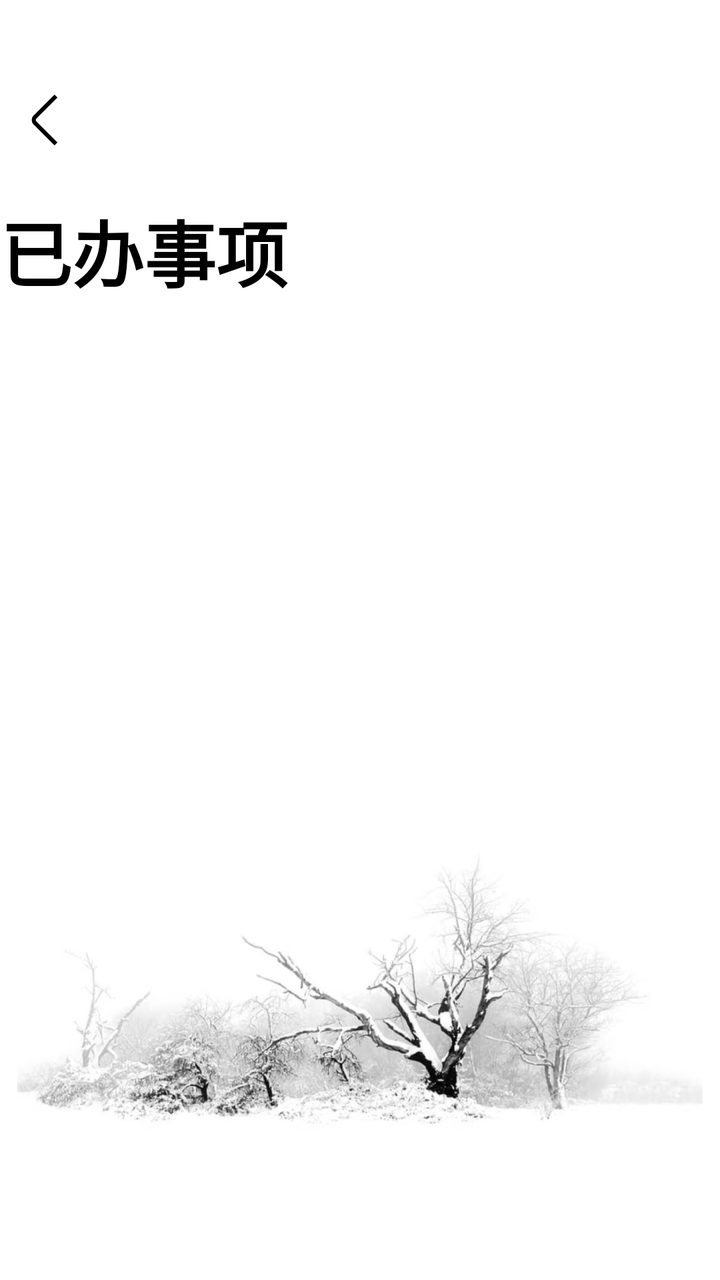
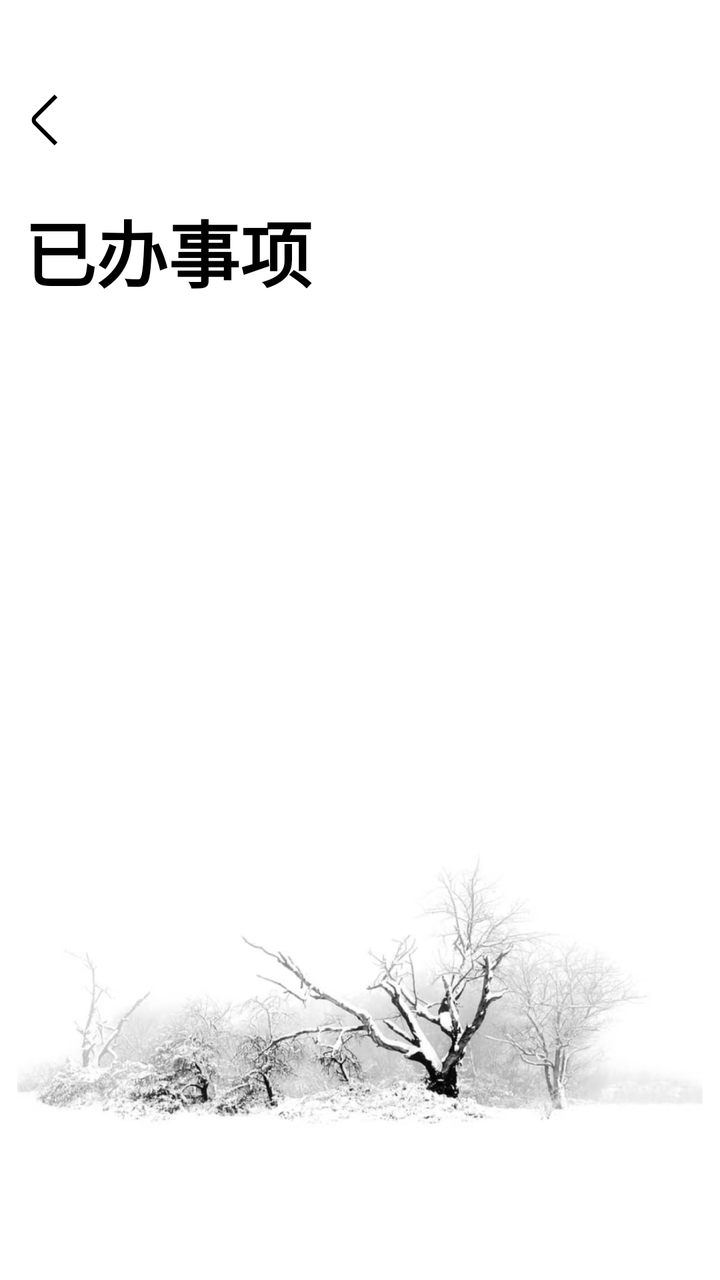

Two renders of the same Android screen: before a commit and after it. Below are the layout's source before the change and the commit's diff.
<!-- AndroidManifest.xml: application theme Theme.AppCompat.Light.NoActionBar -->
<!-- res/layout/activity_done.xml -->
<?xml version="1.0" encoding="utf-8"?>
<androidx.constraintlayout.widget.ConstraintLayout
    xmlns:android="http://schemas.android.com/apk/res/android"
    xmlns:app="http://schemas.android.com/apk/res-auto"
    android:layout_width="match_parent"
    android:layout_height="match_parent"
    android:background="@drawable/photo6"
    >
    <TextView
        android:id="@+id/tv_title"
        android:layout_width="match_parent"
        android:layout_height="wrap_content"
        android:layout_marginTop="99dp"
        android:text="已办事项"
        android:textSize="36sp"
        android:textStyle="bold"
        android:textColor="@color/black"
        app:layout_constraintEnd_toEndOf="parent"
        app:layout_constraintTop_toTopOf="parent"
        app:layout_constraintStart_toStartOf="parent"/>

    <androidx.recyclerview.widget.RecyclerView
        android:id="@+id/rv_done_list"
        android:layout_width="match_parent"
        android:layout_height="0dp"
        android:layout_marginTop="6dp"
        app:layout_constraintTop_toBottomOf="@id/tv_title"
        app:layout_constraintBottom_toBottomOf="parent"
        app:layout_constraintStart_toStartOf="parent"
        app:layout_constraintEnd_toEndOf="parent"
        android:padding="8dp"/>
    <androidx.appcompat.widget.Toolbar
        android:id="@+id/back_todo"
        android:layout_width="48dp"
        android:layout_height="48dp"
        android:layout_marginTop="36dp"
        android:background="@android:color/transparent"
        android:contentDescription="@+id/Back"
        app:contentInsetLeft="0dp"
        app:contentInsetStart="0dp"
        app:layout_constraintEnd_toEndOf="parent"
        app:layout_constraintHorizontal_bias="0.0"
        app:layout_constraintStart_toStartOf="parent"
        app:layout_constraintTop_toTopOf="parent">

        <ImageButton
            android:id="@+id/back"
            android:layout_width="match_parent"
            android:layout_height="match_parent"
            android:background="@drawable/back"
            android:contentDescription="back"
            android:clickable="true"
            android:gravity="center" />
    </androidx.appcompat.widget.Toolbar>

</androidx.constraintlayout.widget.ConstraintLayout>
<!-- resources referenced by this layout -->
<resources>
  <color name="black">#FF000000</color>
  <!-- drawable back: png bitmap (drawable, 2350 bytes) -->
  <!-- drawable photo6: png bitmap (drawable, 421263 bytes) -->
</resources>

<!-- the commit's change to res/layout/activity_done.xml (unified diff, before → after) -->
@@ -11,6 +11,8 @@
         android:layout_width="match_parent"
         android:layout_height="wrap_content"
         android:layout_marginTop="99dp"
+        android:layout_marginStart="12dp"
+        android:layout_marginEnd="12dp"
         android:text="已办事项"
         android:textSize="36sp"
         android:textStyle="bold"
